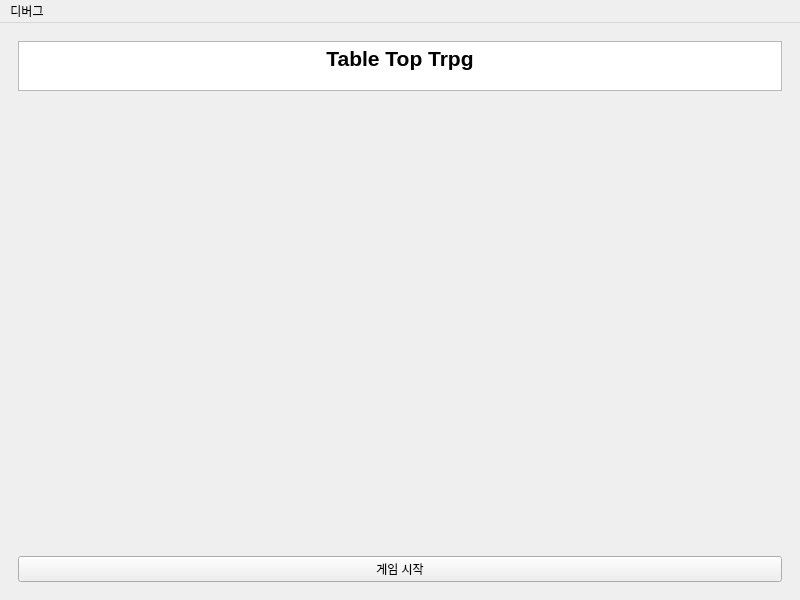
Before: the Qt Designer form games/CivilizedKingdom/ui/mainwindow.ui in hyobon99/2025ESWContest_free_IMBEDDED, drawn with Qt 5.
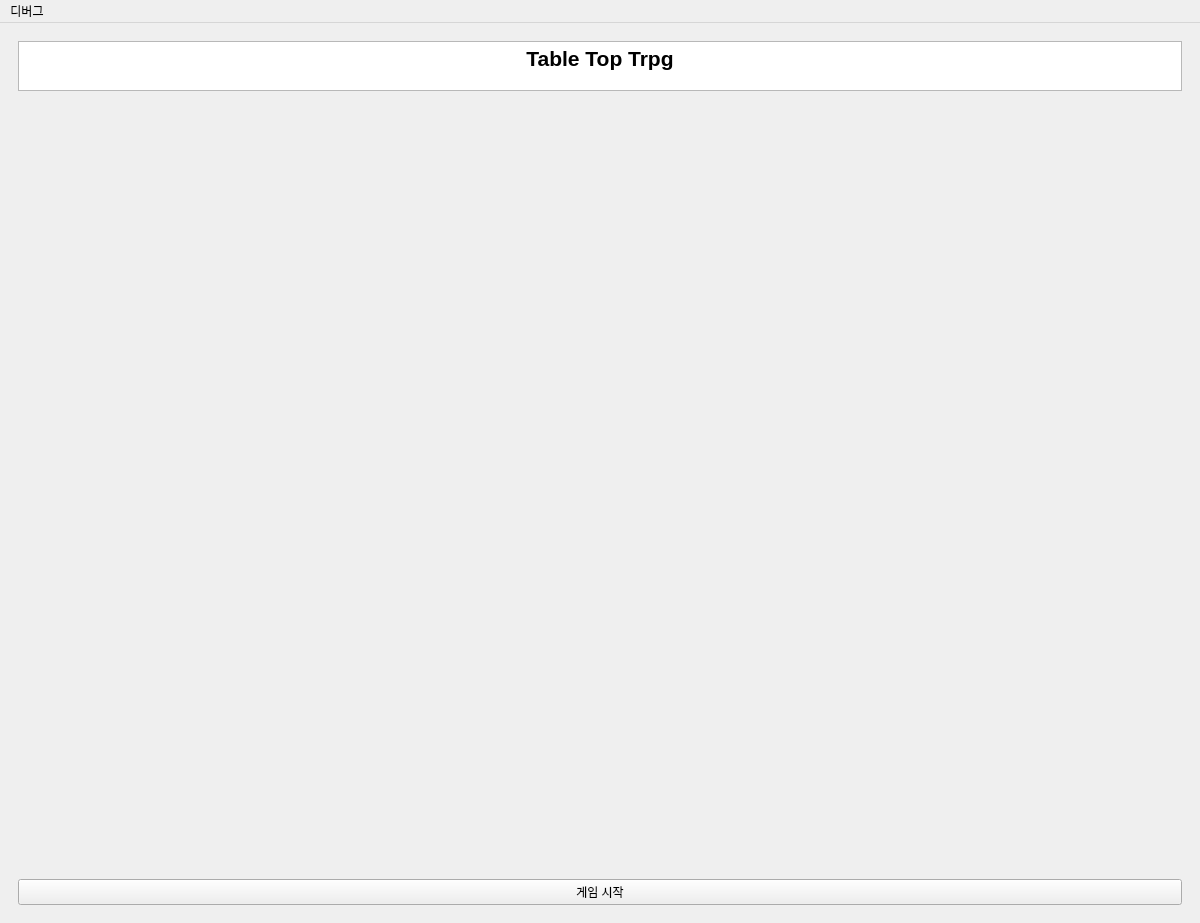
After: the same form once the commit is applied.

Commit message:
fig: 전체 화면 기능 구현
- 체스, 게임런쳐, trpg 전체화면 구현
- 다만, trpg의 경우 캐릭터 생성화면에서 버튼이 최소화되는 버그가 있음음

Patch:
```diff
--- a/games/CivilizedKingdom/ui/mainwindow.ui
+++ b/games/CivilizedKingdom/ui/mainwindow.ui
@@ -6,8 +6,8 @@
    <rect>
     <x>0</x>
     <y>0</y>
-    <width>800</width>
-    <height>600</height>
+    <width>1200</width>
+    <height>900</height>
    </rect>
   </property>
   <property name="windowTitle">
@@ -25,8 +25,8 @@
    </property>
    <property name="minimumSize">
     <size>
-     <width>800</width>
-     <height>0</height>
+     <width>1200</width>
+     <height>900</height>
     </size>
    </property>
    <layout class="QVBoxLayout" name="verticalLayout_12">
```
The commit also changes 6 other files.
